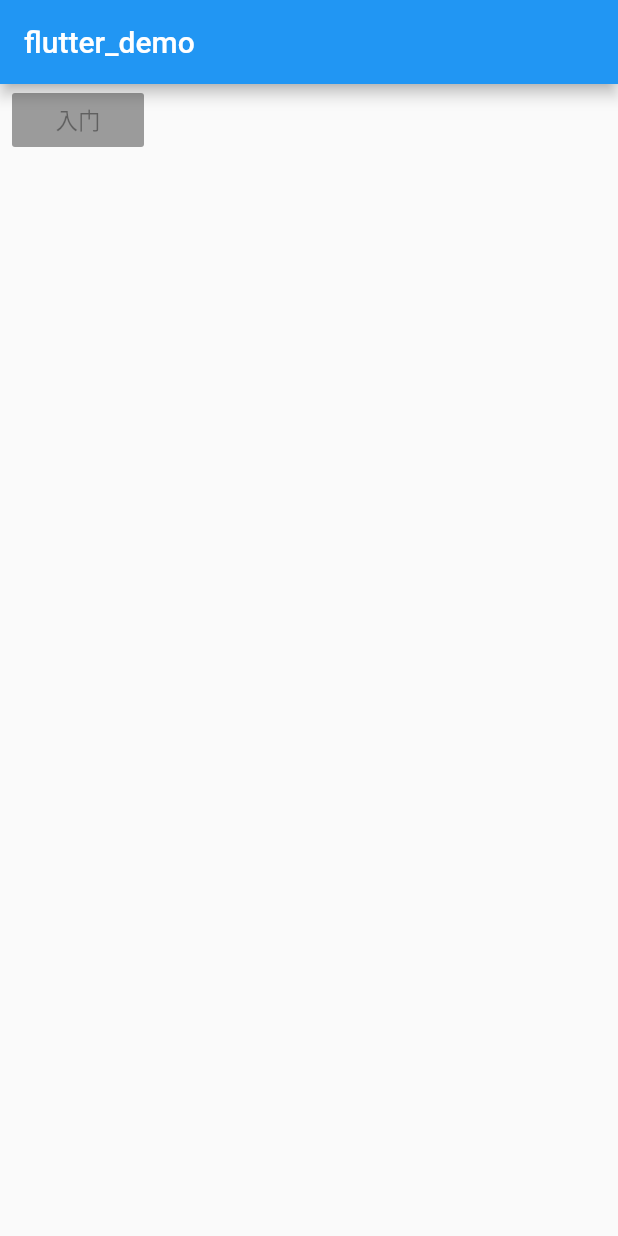
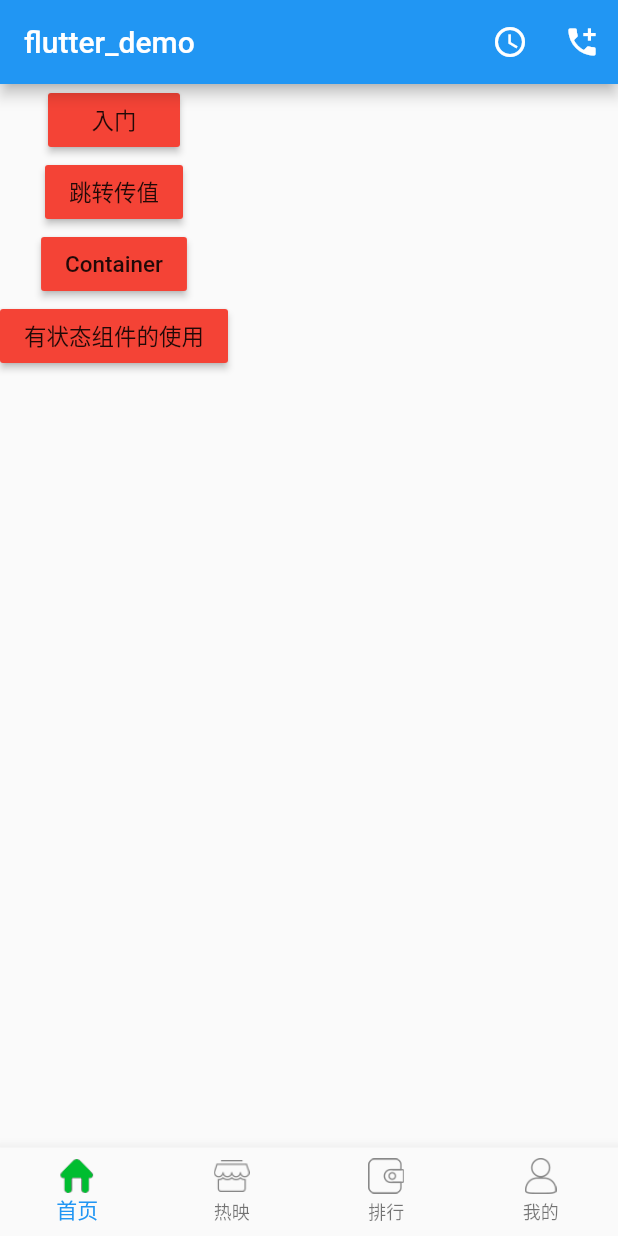
Before and after one commit to baojie0327/flutter_demo, a Flutter app: the screen it shows after launch, on a phone screen of 412 x 824 dp. Run offline on Flutter 3.47's test engine with Material 2 defaults, Android fonts, the phone set to English and light mode, and no system bars.

Commit message:
底部导航

```diff
--- /dev/null
+++ b/lib/bottom/HomeScreen.dart
@@ -0,0 +1,96 @@
+import 'package:flutter/material.dart';
+import 'package:flutter_demo/intentData.dart';
+import 'package:flutter_demo/rudiment.dart';
+
+///首页
+
+class HomeScreen extends StatelessWidget {
+  @override
+  Widget build(BuildContext context) {
+    // TODO: implement build
+    return new Scaffold(
+      appBar: new AppBar(
+        title: new Text('flutter_demo'),
+        actions: <Widget>[
+          IconButton(
+            icon: Icon(Icons.access_time),
+            tooltip: 'Alarm',
+            onPressed: () {
+              Navigator.push(
+                  context,
+                  new MaterialPageRoute(
+                      builder: (context) => new RudimentScreen()));
+            },
+          ),
+          IconButton(
+            icon: Icon(Icons.add_call),
+            tooltip: 'Alarm',
+            onPressed: () {
+              Navigator.push(
+                  context,
+                  new MaterialPageRoute(
+                      builder: (context) => new RudimentScreen()));
+            },
+          ),
+        ],
+      ),
+      body: new Container(
+        child: new Column(
+          children: <Widget>[
+            new RaisedButton(
+              onPressed: () {
+//                Navigator.push(
+//                  context,
+//                  new MaterialPageRoute(
+//                      builder: (context) => new RudimentScreen()),
+//                );
+                Navigator.of(context).pushNamed('/rudiment');
+              },
+              child: Text(
+                '入门',
+                style: TextStyle(fontSize: 15),
+              ),
+              color: Colors.red[500],
+            ),
+            new RaisedButton(
+              onPressed: () async {
+                String result = await Navigator.push(
+                    context,
+                    new MaterialPageRoute(
+                        builder: (context) => new IntentScreen('传递过来的值')));
+                if (result != null) {
+                  print(result);
+                }
+              },
+              child: Text(
+                '跳转传值',
+                style: TextStyle(fontSize: 15),
+              ),
+              color: Colors.red[500],
+            ),
+            new RaisedButton(
+              onPressed: () {
+                Navigator.of(context).pushNamed('/constainer');
+              },
+              child: Text(
+                'Container',
+                style: TextStyle(fontSize: 15),
+              ),
+              color: Colors.red[500],
+            ),
+            new RaisedButton(
+              onPressed: () {
+                Navigator.of(context).pushNamed('/stateful');
+              },
+              child: Text(
+                '有状态组件的使用',
+                style: TextStyle(fontSize: 15),
+              ),
+              color: Colors.red[500],
+            )
+          ],
+        ),
+      ),
+    );
+  }
+}
--- /dev/null
+++ b/lib/bottom/HotShowScreen.dart
@@ -0,0 +1,19 @@
+import 'package:flutter/material.dart';
+
+/// 热映界面
+
+class HotShowScreen extends StatelessWidget{
+  @override
+  Widget build(BuildContext context) {
+    // TODO: implement build
+    return new Scaffold(
+      appBar: new AppBar(
+        title:Text('热映'),
+      ),
+      body: new Center(
+        child: new Text('热映'),
+      ),
+    );
+  }
+
+}
--- /dev/null
+++ b/lib/bottom/MineScreen.dart
@@ -0,0 +1,19 @@
+import 'package:flutter/material.dart';
+
+///我的
+
+class MineScreen extends StatelessWidget{
+  @override
+  Widget build(BuildContext context) {
+    // TODO: implement build
+    return new Scaffold(
+      appBar: new AppBar(
+        title:Text('我的'),
+      ),
+      body: new Center(
+        child: new Text('我的'),
+      ),
+    );
+  }
+
+}
--- /dev/null
+++ b/lib/bottom/RankListScreen.dart
@@ -0,0 +1,19 @@
+import 'package:flutter/material.dart';
+
+///排行
+
+class RankListScreen extends StatelessWidget{
+  @override
+  Widget build(BuildContext context) {
+    // TODO: implement build
+    return new Scaffold(
+      appBar: new AppBar(
+        title:Text('排行'),
+      ),
+      body: new Center(
+        child: new Text('排行'),
+      ),
+    );
+  }
+
+}
--- a/lib/main.dart
+++ b/lib/main.dart
@@ -1,4 +1,11 @@
 import 'package:flutter/material.dart';
+import 'package:flutter_demo/bottom/HomeScreen.dart';
+import 'package:flutter_demo/bottom/MineScreen.dart';
+import 'package:flutter_demo/bottom/RankListScreen.dart';
+import 'package:flutter_demo/bottom/statefuluse.dart';
+import 'package:flutter_demo/containerdemo.dart';
+import 'package:flutter_demo/rudiment.dart';
+import 'package:flutter_demo/bottom/HotShowScreen.dart';
 
 void main() => runApp(MyApp());
 
@@ -8,43 +15,108 @@ class MyApp extends StatelessWidget {
   Widget build(BuildContext context) {
     return MaterialApp(
       title: 'Flutter Demo',
-      theme: ThemeData(
-        // This is the theme of your application.
-        //
-        // Try running your application with "flutter run". You'll see the
-        // application has a blue toolbar. Then, without quitting the app, try
-        // changing the primarySwatch below to Colors.green and then invoke
-        // "hot reload" (press "r" in the console where you ran "flutter run",
-        // or simply save your changes to "hot reload" in a Flutter IDE).
-        // Notice that the counter didn't reset back to zero; the application
-        // is not restarted.
-        primarySwatch: Colors.blue,
-      ),
-      home: HomeScreen(),
+      initialRoute: '/',
+      routes: <String, WidgetBuilder>{
+        // 这里可以定义静态路由，不能传递参数
+        '/rudiment': (BuildContext context) => new RudimentScreen(),  // 基本页面
+        '/constainer':(BuildContext context)=>new ContainerScreen(),  // Container的使用
+        '/stateful':(BuildContext context)=>new StatefulUseScreen(),  // 有状态的组件的使用
+      },
+      home: MainTab(),
     );
   }
 }
 
-class HomeScreen extends StatelessWidget {
+
+/// BottomNavigationBarItem
+class MainTab extends StatefulWidget {
+  MainTab({Key key}) : super(key: key);
+
+  @override
+  MainTabState createState() => MainTabState();
+}
+
+class MainTabState extends State<MainTab> {
+
+  int _selectIndex = 0;
+  static const TextStyle optionStyle =
+      TextStyle(fontSize: 30, fontWeight: FontWeight.bold);
+
+  var tabImages;
+  var tabTitle = ['首页', '热映', '排行', '我的'];
+  var _pageList; // 存放三个页面
+
+
+   //// 根据选择的页面获取对应的icon
+  Image getTabIcon(int currentIndex){
+    if(currentIndex==_selectIndex){
+      return tabImages[currentIndex][1];
+    }
+    return tabImages[currentIndex][0];
+  }
+
+  /// 获取bottom的颜色和文字
+  Text getTabTitle(int currentIndex){
+    if(currentIndex==_selectIndex){
+      return new Text(tabTitle[currentIndex],style: new TextStyle(fontSize: 14.0,color: const Color(0xff00BD30)),);
+    }else{
+      return new Text(tabTitle[currentIndex],style: new TextStyle(fontSize: 14.0,color: const Color(0xff8C8C8C)),);
+    }
+  }
+
+  /// 根据Image路径，获取图片
+  Image getTabImage(path){
+   return new Image.asset(path,width: 24.0,height: 24.0,) ;
+  }
+
+  /// 初始化数据
+  void initData(){
+    // bottom icons
+    tabImages=[
+      [getTabImage('images/tab_home_normal.png'),getTabImage('images/tab_home_pressed.png')],
+      [getTabImage('images/tab_hotshow_off.png'),getTabImage('images/tab_hotshow.png')],
+      [getTabImage('images/tab_ranklist_normal.png'),getTabImage('images/tab_ranklist_check.png')],
+      [getTabImage('images/tab_mine_normal.png'),getTabImage('images/tab_mine_pressed.png')],
+    ];
+
+    /// 四个页面
+    _pageList=[
+      new HomeScreen(),
+      new HotShowScreen(),
+      new RankListScreen(),
+      new MineScreen()
+    ];
+  }
+
+
+  void _onItemTapped(int index) {
+    setState(() {
+      _selectIndex = index;
+    });
+  }
+
   @override
   Widget build(BuildContext context) {
     // TODO: implement build
+    initData();
     return new Scaffold(
-      appBar: new AppBar(
-        title: new Text('flutter_demo'),
-      ),
-      body: new Container(
-        height: 60,
-        padding: const EdgeInsets.symmetric(horizontal: 8.0),
-        child: new Column(
-          children: <Widget>[
-            new RaisedButton(
-                onPressed: null,
-              child: Text('入门',style: TextStyle(fontSize: 15),),
-              color: Colors.red[500],
-            )
-          ],
-        ),
+
+      body: _pageList[_selectIndex],
+      bottomNavigationBar: BottomNavigationBar(
+        items:  <BottomNavigationBarItem>[
+          BottomNavigationBarItem(
+            icon: getTabIcon(0),
+            title: getTabTitle(0),
+          ),
+          BottomNavigationBarItem(
+              icon: getTabIcon(1), title: getTabTitle(1)),
+          BottomNavigationBarItem(icon: getTabIcon(2), title: getTabTitle(2)),
+          BottomNavigationBarItem(icon: getTabIcon(3), title: getTabTitle(3)),
+        ],
+        currentIndex: _selectIndex,
+        onTap: _onItemTapped,
+        type: BottomNavigationBarType.fixed,
+    //    fixedColor: Colors.deepPurple,
       ),
     );
   }
```
Also changed, not shown: lib/bottom/statefuluse.dart (added, +16 -0 lines), lib/containerdemo.dart (added, +40 -0 lines), lib/intentData.dart (added, +30 -0 lines), lib/rudiment.dart (added, +69 -0 lines), pubspec.yaml (+13 -0 lines), images/tab_home_normal.png (added), images/tab_home_pressed.png (added), images/tab_hotshow.png (added), images/tab_hotshow_off.png (added), images/tab_mine_normal.png (added), images/tab_mine_pressed.png (added), images/tab_ranklist_check.png (added), images/tab_ranklist_normal.png (added).
